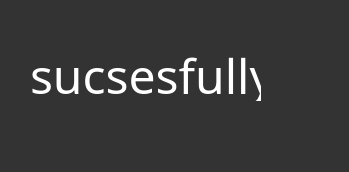
The window that ui/sucsesfully.ui (Alchemmist/SchoolRing) describes before a commit, drawn with Qt 5.
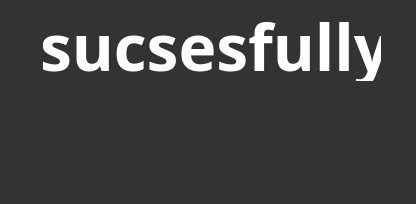
The same window after the commit. Icons and pictures are not drawn.

```diff
--- a/ui/sucsesfully.ui
+++ b/ui/sucsesfully.ui
@@ -6,8 +6,8 @@
    <rect>
     <x>0</x>
     <y>0</y>
-    <width>349</width>
-    <height>172</height>
+    <width>416</width>
+    <height>204</height>
    </rect>
   </property>
   <property name="windowTitle">
@@ -19,8 +19,8 @@
   <widget class="QPushButton" name="suc_button">
    <property name="geometry">
     <rect>
-     <x>270</x>
-     <y>40</y>
+     <x>180</x>
+     <y>110</y>
      <width>61</width>
      <height>61</height>
     </rect>
@@ -50,16 +50,18 @@
   <widget class="QLabel" name="label">
    <property name="geometry">
     <rect>
-     <x>30</x>
-     <y>50</y>
-     <width>231</width>
-     <height>51</height>
+     <x>40</x>
+     <y>10</y>
+     <width>341</width>
+     <height>71</height>
     </rect>
    </property>
    <property name="font">
     <font>
-     <family>Yandex Sans Display Thin</family>
-     <pointsize>36</pointsize>
+     <family>Yandex Sans Text Bold</family>
+     <pointsize>48</pointsize>
+     <weight>75</weight>
+     <bold>true</bold>
     </font>
    </property>
    <property name="styleSheet">
```
Left out of the diff: 2 changed lines with no effect on the pictures.
